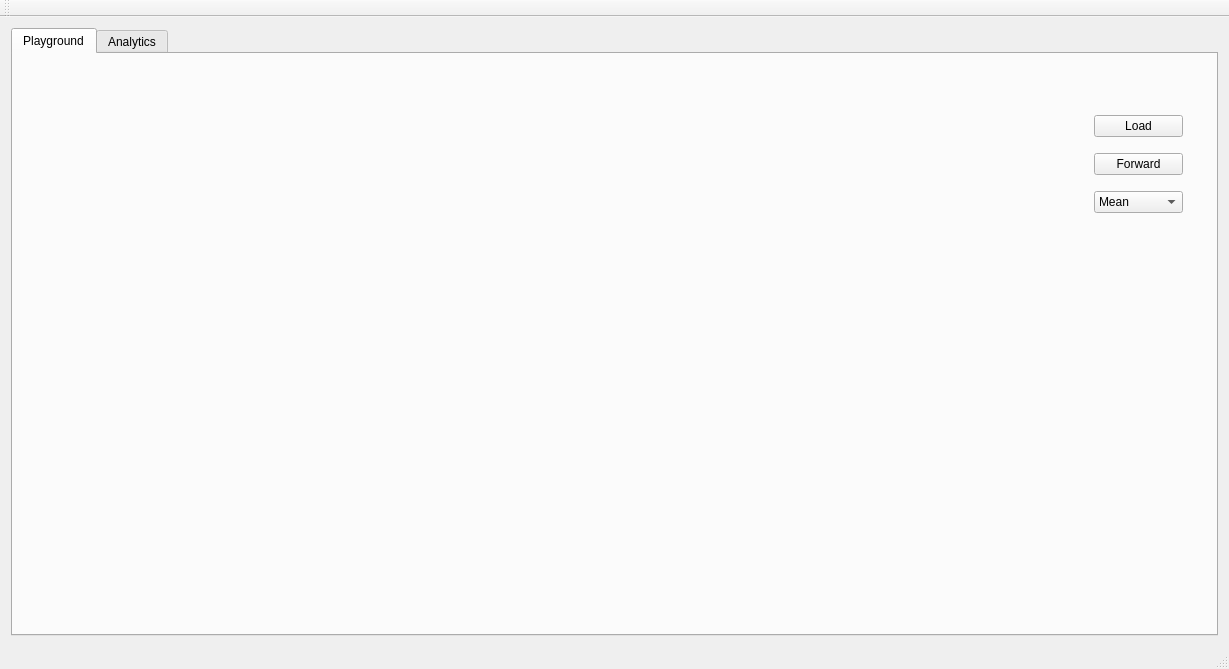
Before: the Qt Designer form GUI/mainwindow.ui in kohutjan/2DFFT, drawn with Qt 5.
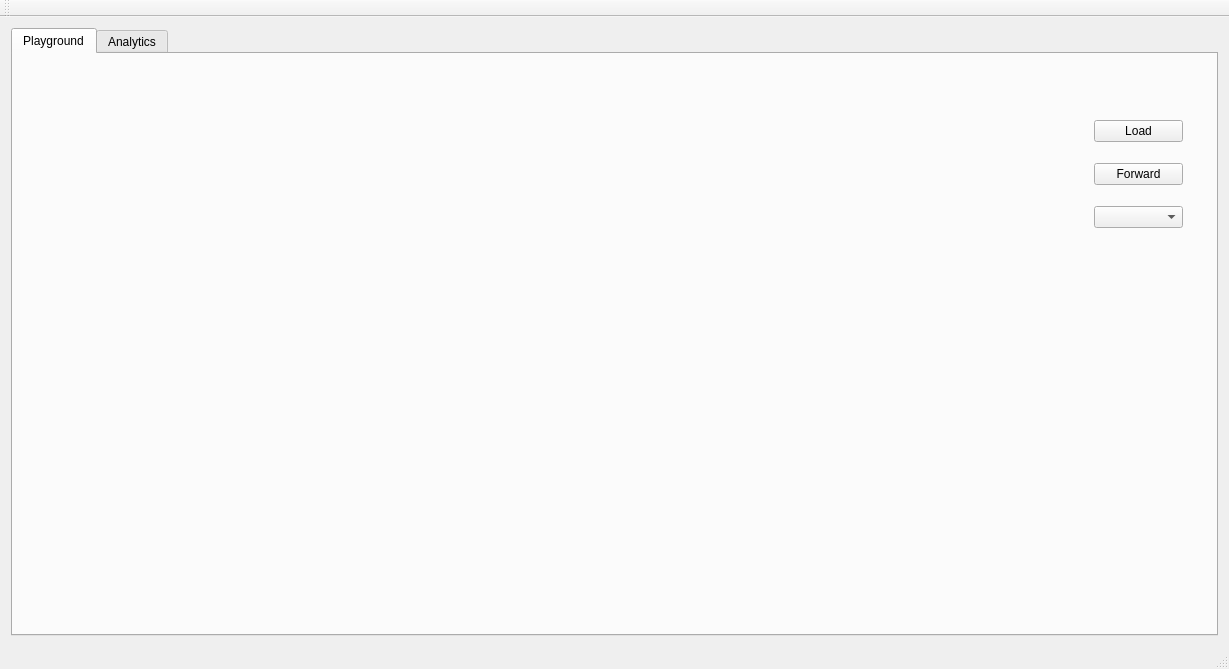
After: the same form once the commit is applied.

Patch:
```diff
--- a/GUI/mainwindow.ui
+++ b/GUI/mainwindow.ui
@@ -27,8 +27,8 @@
        <widget class="QWidget" name="gridLayoutWidget">
         <property name="geometry">
          <rect>
-          <x>150</x>
-          <y>40</y>
+          <x>80</x>
+          <y>30</y>
           <width>881</width>
           <height>521</height>
          </rect>
@@ -49,29 +49,13 @@
          <property name="horizontalSpacing">
           <number>0</number>
          </property>
-         <item row="0" column="1">
-          <widget class="QLabel" name="play2DFilter">
-           <property name="maximumSize">
-            <size>
-             <width>293</width>
-             <height>257</height>
-            </size>
-           </property>
-           <property name="text">
-            <string/>
-           </property>
-           <property name="margin">
-            <number>20</number>
-           </property>
-          </widget>
-         </item>
          <item row="1" column="1">
           <widget class="QLabel" name="label_5">
            <property name="text">
             <string/>
            </property>
            <property name="margin">
-            <number>20</number>
+            <number>0</number>
            </property>
           </widget>
          </item>
@@ -81,7 +65,7 @@
             <string/>
            </property>
            <property name="margin">
-            <number>20</number>
+            <number>0</number>
            </property>
           </widget>
          </item>
@@ -91,7 +75,7 @@
             <string/>
            </property>
            <property name="margin">
-            <number>20</number>
+            <number>0</number>
            </property>
           </widget>
          </item>
@@ -101,7 +85,7 @@
             <string/>
            </property>
            <property name="margin">
-            <number>20</number>
+            <number>0</number>
            </property>
           </widget>
          </item>
@@ -111,13 +95,29 @@
             <string/>
            </property>
            <property name="margin">
-            <number>20</number>
+            <number>0</number>
            </property>
            <property name="textInteractionFlags">
             <set>Qt::NoTextInteraction</set>
            </property>
           </widget>
          </item>
+         <item row="0" column="1">
+          <widget class="QLabel" name="play2DFilter">
+           <property name="maximumSize">
+            <size>
+             <width>293</width>
+             <height>257</height>
+            </size>
+           </property>
+           <property name="text">
+            <string/>
+           </property>
+           <property name="margin">
+            <number>0</number>
+           </property>
+          </widget>
+         </item>
         </layout>
        </widget>
        <widget class="QWidget" name="verticalLayoutWidget">
@@ -126,7 +126,7 @@
           <x>1070</x>
           <y>40</y>
           <width>111</width>
-          <height>141</height>
+          <height>161</height>
          </rect>
         </property>
         <layout class="QVBoxLayout" name="verticalLayout">
@@ -146,6 +146,20 @@
          </item>
          <item>
           <widget class="QComboBox" name="playFiltersCombo">
+           <property name="editable">
+            <bool>false</bool>
+           </property>
+           <property name="currentText">
+            <string/>
+           </property>
+           <property name="duplicatesEnabled">
+            <bool>false</bool>
+           </property>
+           <item>
+            <property name="text">
+             <string/>
+            </property>
+           </item>
            <item>
             <property name="text">
              <string>Mean</string>
```
Left out of the diff: 12 changed lines with no effect on the pictures.
